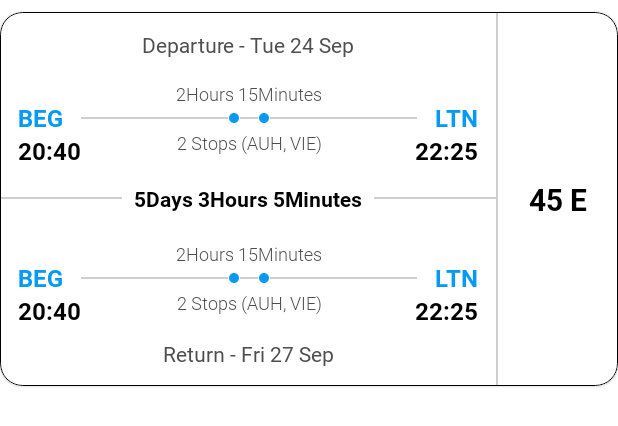
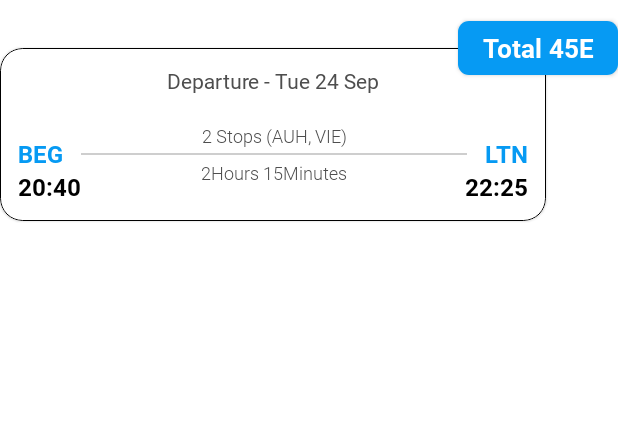
Before and after one commit to adamkrcunovic/masters-android, an Android app: the layout view_holder_trip_short_info.xml on its own in the app's theme, with its tools: preview values and no code run, on a phone screen of 412 x 824 dp. Shown: the top 426 px of the screen. Run offline under Robolectric (Android 15) with nearby library versions, the phone set to English and light mode, and no system bars.

Commit message:
Flight tickets showing

```diff
--- a/app/src/main/res/layout/view_holder_trip_short_info.xml
+++ b/app/src/main/res/layout/view_holder_trip_short_info.xml
@@ -13,9 +13,11 @@
         app:cardCornerRadius="15dp"
         app:layout_constraintTop_toTopOf="parent"
         app:layout_constraintBottom_toBottomOf="parent"
-        android:layout_marginVertical="8dp"
+        android:layout_marginTop="32dp"
         app:strokeColor="@color/black"
-        app:strokeWidth="0.5dp">
+        app:strokeWidth="0.5dp"
+        android:layout_marginEnd="48dp"
+        android:layout_marginBottom="1dp">
 
         <androidx.constraintlayout.widget.ConstraintLayout
             android:layout_width="match_parent"
@@ -28,7 +30,7 @@
                 app:layout_constraintStart_toStartOf="parent"
                 app:layout_constraintTop_toTopOf="parent"
                 app:layout_constraintBottom_toBottomOf="parent"
-                app:layout_constraintEnd_toStartOf="@id/view_mainSeparator">
+                app:layout_constraintEnd_toEndOf="parent">
 
                 <androidx.constraintlayout.widget.ConstraintLayout
                     android:id="@+id/constraintLayout_departure"
@@ -69,12 +71,13 @@
                         app:layout_constraintBottom_toBottomOf="@id/view_departure1">
 
                         <TextView
+                            android:id="@+id/textView_departureDirect"
                             android:layout_width="match_parent"
                             android:layout_height="match_parent"
                             android:text="Direct"
-                            android:padding="8dp"
-                            android:fontFamily="@font/roboto_regular"
-                            android:textColor="@color/app_text"
+                            android:paddingHorizontal="8dp"
+                            android:fontFamily="@font/roboto_bold"
+                            android:textColor="@color/app_blue"
                             android:visibility="gone"/>
 
                         <ImageView
@@ -86,7 +89,8 @@
                             app:tint="@color/app_blue"
                             app:layout_constraintStart_toStartOf="parent"
                             app:layout_constraintTop_toTopOf="parent"
-                            app:layout_constraintBottom_toBottomOf="parent"/>
+                            app:layout_constraintBottom_toBottomOf="parent"
+                            android:visibility="gone"/>
 
                         <View
                             android:id="@+id/view_departure_layover"
@@ -96,7 +100,8 @@
                             app:layout_constraintTop_toTopOf="parent"
                             app:layout_constraintBottom_toBottomOf="parent"
                             app:layout_constraintStart_toEndOf="@id/imageView_departureStop1"
-                            app:layout_constraintEnd_toStartOf="@id/imageView_departureStop2"/>
+                            app:layout_constraintEnd_toStartOf="@id/imageView_departureStop2"
+                            android:visibility="gone"/>
 
                         <ImageView
                             android:id="@+id/imageView_departureStop2"
@@ -107,9 +112,23 @@
                             app:tint="@color/app_blue"
                             app:layout_constraintTop_toTopOf="parent"
                             app:layout_constraintEnd_toEndOf="parent"
-                            app:layout_constraintBottom_toBottomOf="parent"/>
+                            app:layout_constraintBottom_toBottomOf="parent"
+                            android:visibility="gone"/>
 
                     </androidx.constraintlayout.widget.ConstraintLayout>
+
+                    <TextView
+                        android:id="@+id/textView_departureLayovers"
+                        android:layout_width="wrap_content"
+                        android:layout_height="wrap_content"
+                        app:layout_constraintStart_toStartOf="@id/constraintLayout_departureLayovers"
+                        app:layout_constraintEnd_toEndOf="@id/constraintLayout_departureLayovers"
+                        app:layout_constraintBottom_toTopOf="@id/constraintLayout_departureLayovers"
+                        tools:text="2 Stops (AUH, VIE)"
+                        android:fontFamily="@font/roboto_light"
+                        android:textColor="@color/app_text"
+                        android:textSize="12sp"
+                        android:layout_marginBottom="4dp"/>
 
                     <TextView
                         android:id="@+id/textView_departureFlightTime"
@@ -117,21 +136,8 @@
                         android:layout_height="wrap_content"
                         app:layout_constraintStart_toStartOf="@id/constraintLayout_departureLayovers"
                         app:layout_constraintEnd_toEndOf="@id/constraintLayout_departureLayovers"
-                        app:layout_constraintBottom_toTopOf="@id/constraintLayout_departureLayovers"
+                        app:layout_constraintTop_toBottomOf="@id/constraintLayout_departureLayovers"
                         tools:text="2Hours 15Minutes"
-                        android:fontFamily="@font/roboto_light"
-                        android:textColor="@color/app_text"
-                        android:textSize="12sp"
-                        android:layout_marginBottom="4dp"/>
-
-                    <TextView
-                        android:id="@+id/textView_departureLayovers"
-                        android:layout_width="wrap_content"
-                        android:layout_height="wrap_content"
-                        app:layout_constraintStart_toStartOf="@id/constraintLayout_departureLayovers"
-                        app:layout_constraintEnd_toEndOf="@id/constraintLayout_departureLayovers"
-                        app:layout_constraintTop_toBottomOf="@id/constraintLayout_departureLayovers"
-                        tools:text="2 Stops (AUH, VIE)"
                         android:fontFamily="@font/roboto_light"
                         android:textColor="@color/app_text"
                         android:textSize="12sp"
@@ -204,7 +210,8 @@
                     app:layout_constraintTop_toBottomOf="@id/constraintLayout_departure"
                     app:layout_constraintStart_toStartOf="parent"
                     app:layout_constraintEnd_toStartOf="@id/textView_totalStay"
-                    android:layout_marginTop="8dp"/>
+                    android:layout_marginTop="8dp"
+                    android:visibility="gone"/>
 
                 <TextView
                     android:id="@+id/textView_totalStay"
@@ -218,7 +225,8 @@
                     app:layout_constraintStart_toEndOf="@id/view_ticketSeparator1"
                     app:layout_constraintEnd_toStartOf="@id/view_ticketSeparator2"
                     app:layout_constraintTop_toTopOf="@id/view_ticketSeparator1"
-                    app:layout_constraintBottom_toBottomOf="@id/view_ticketSeparator1"/>
+                    app:layout_constraintBottom_toBottomOf="@id/view_ticketSeparator1"
+                    android:visibility="gone"/>
 
                 <View
                     android:id="@+id/view_ticketSeparator2"
@@ -228,7 +236,8 @@
                     app:layout_constraintTop_toBottomOf="@id/constraintLayout_departure"
                     app:layout_constraintEnd_toEndOf="parent"
                     app:layout_constraintStart_toEndOf="@id/textView_totalStay"
-                    android:layout_marginTop="8dp"/>
+                    android:layout_marginTop="8dp"
+                    android:visibility="gone"/>
 
                 <androidx.constraintlayout.widget.ConstraintLayout
                     android:id="@+id/constraintLayout_return"
@@ -236,7 +245,8 @@
                     android:layout_height="wrap_content"
                     app:layout_constraintTop_toBottomOf="@id/textView_totalStay"
                     android:paddingHorizontal="12dp"
-                    android:paddingBottom="12dp">
+                    android:paddingBottom="12dp"
+                    android:visibility="gone">
 
                     <View
                         android:id="@+id/view_return1"
@@ -259,12 +269,13 @@
                         app:layout_constraintBottom_toBottomOf="@id/view_return1">
 
                         <TextView
+                            android:id="@+id/textView_returnDirect"
                             android:layout_width="match_parent"
                             android:layout_height="match_parent"
                             android:text="Direct"
-                            android:padding="8dp"
-                            android:fontFamily="@font/roboto_regular"
-                            android:textColor="@color/app_text"
+                            android:paddingHorizontal="8dp"
+                            android:fontFamily="@font/roboto_bold"
+                            android:textColor="@color/app_blue"
                             android:visibility="gone"/>
 
                         <ImageView
@@ -276,7 +287,8 @@
                             app:tint="@color/app_blue"
                             app:layout_constraintStart_toStartOf="parent"
                             app:layout_constraintTop_toTopOf="parent"
-                            app:layout_constraintBottom_toBottomOf="parent"/>
+                            app:layout_constraintBottom_toBottomOf="parent"
+                            android:visibility="gone"/>
 
                         <View
                             android:id="@+id/view_return_layover"
@@ -286,7 +298,8 @@
                             app:layout_constraintTop_toTopOf="parent"
                             app:layout_constraintBottom_toBottomOf="parent"
                             app:layout_constraintStart_toEndOf="@id/imageView_returnStop1"
-                            app:layout_constraintEnd_toStartOf="@id/imageView_returnStop2"/>
+                            app:layout_constraintEnd_toStartOf="@id/imageView_returnStop2"
+                            android:visibility="gone"/>
 
                         <ImageView
                             android:id="@+id/imageView_returnStop2"
@@ -297,9 +310,23 @@
                             app:tint="@color/app_blue"
                             app:layout_constraintTop_toTopOf="parent"
                             app:layout_constraintEnd_toEndOf="parent"
-                            app:layout_constraintBottom_toBottomOf="parent"/>
+                            app:layout_constraintBottom_toBottomOf="parent"
+                            android:visibility="gone"/>
 
                     </androidx.constraintlayout.widget.ConstraintLayout>
+
+                    <TextView
+                        android:id="@+id/textView_returnLayovers"
+                        android:layout_width="wrap_content"
+                        android:layout_height="wrap_content"
+                        app:layout_constraintStart_toStartOf="@id/constraintLayout_returnLayovers"
+                        app:layout_constraintEnd_toEndOf="@id/constraintLayout_returnLayovers"
+                        app:layout_constraintBottom_toTopOf="@id/constraintLayout_returnLayovers"
+                        tools:text="2 Stops (AUH, VIE)"
+                        android:fontFamily="@font/roboto_light"
+                        android:textColor="@color/app_text"
+                        android:textSize="12sp"
+                        android:layout_marginBottom="4dp"/>
 
                     <TextView
                         android:id="@+id/textView_returnFlightTime"
@@ -307,21 +334,8 @@
                         android:layout_height="wrap_content"
                         app:layout_constraintStart_toStartOf="@id/constraintLayout_returnLayovers"
                         app:layout_constraintEnd_toEndOf="@id/constraintLayout_returnLayovers"
-                        app:layout_constraintBottom_toTopOf="@id/constraintLayout_returnLayovers"
+                        app:layout_constraintTop_toBottomOf="@id/constraintLayout_returnLayovers"
                         tools:text="2Hours 15Minutes"
-                        android:fontFamily="@font/roboto_light"
-                        android:textColor="@color/app_text"
-                        android:textSize="12sp"
-                        android:layout_marginBottom="4dp"/>
-
-                    <TextView
-                        android:id="@+id/textView_returnLayovers"
-                        android:layout_width="wrap_content"
-                        android:layout_height="wrap_content"
-                        app:layout_constraintStart_toStartOf="@id/constraintLayout_returnLayovers"
-                        app:layout_constraintEnd_toEndOf="@id/constraintLayout_returnLayovers"
-                        app:layout_constraintTop_toBottomOf="@id/constraintLayout_returnLayovers"
-                        tools:text="2 Stops (AUH, VIE)"
                         android:fontFamily="@font/roboto_light"
                         android:textColor="@color/app_text"
                         android:textSize="12sp"
@@ -402,7 +416,7 @@
 
             </androidx.constraintlayout.widget.ConstraintLayout>
 
-            <View
+            <!--<View
                 android:id="@+id/view_mainSeparator"
                 android:layout_width="1dp"
                 android:layout_height="0dp"
@@ -410,24 +424,22 @@
                 app:layout_constraintStart_toEndOf="@id/constraintLayout_mainData"
                 app:layout_constraintTop_toTopOf="parent"
                 app:layout_constraintBottom_toBottomOf="parent"
-                app:layout_constraintEnd_toStartOf="@id/textView_price"/>
-
-            <TextView
-                android:id="@+id/textView_price"
-                android:layout_width="wrap_content"
-                android:minWidth="80dp"
-                android:layout_height="wrap_content"
-                app:layout_constraintTop_toTopOf="parent"
-                app:layout_constraintBottom_toBottomOf="parent"
-                app:layout_constraintEnd_toEndOf="parent"
-                tools:text = "45 E"
-                android:fontFamily="@font/roboto_bold"
-                android:textSize="20sp"
-                android:textColor="@color/black"
-                android:gravity="center"/>
+                app:layout_constraintEnd_toStartOf="@id/textView_price"/>-->
 
         </androidx.constraintlayout.widget.ConstraintLayout>
 
     </com.google.android.material.card.MaterialCardView>
 
+    <com.google.android.material.button.MaterialButton
+        android:id="@+id/materialButton_price"
+        style="@style/Theme.FlightSearch.Button.Filled"
+        android:layout_width="wrap_content"
+        android:layout_height="wrap_content"
+        app:layout_constraintEnd_toEndOf="parent"
+        app:layout_constraintTop_toTopOf="parent"
+        tools:text = "Total 45E"
+        android:fontFamily="@font/roboto_bold"
+        android:textColor="@color/white"
+        android:layout_marginTop="8dp"/>
+
 </androidx.constraintlayout.widget.ConstraintLayout>
```
Also changed, not shown: app/src/main/java/com/flightsearch/ui/main/adapter/RVAdapterFlightDeal.java (added, +114 -0 lines), app/src/main/java/com/flightsearch/ui/main/fragment/FlightSearchResultFragment.java (+56 -0 lines), app/src/main/java/com/flightsearch/utils/helpers/HelperMethods.java (+32 -0 lines), app/src/main/java/com/flightsearch/utils/models/out/OutFlightDealDTO.java (+10 -0 lines), app/src/main/res/layout/fragment_flight_search_result.xml (+40 -8 lines).
